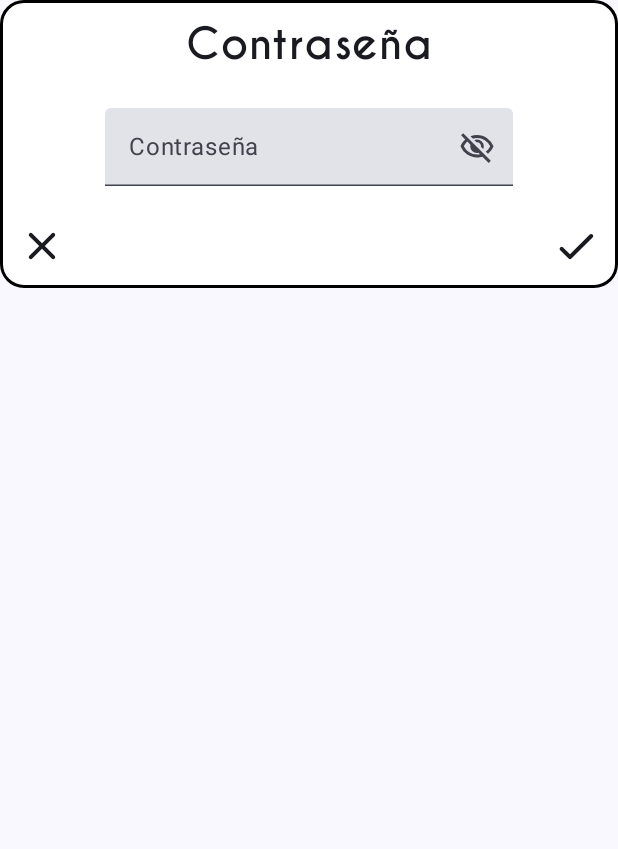
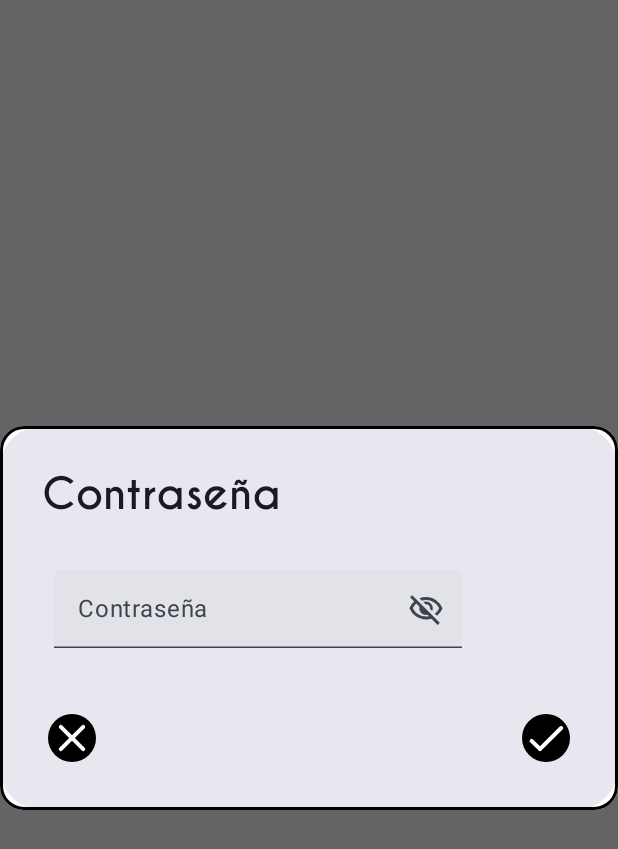
Before and after one commit to Roboto-Domoto/mBapp, an Android app built with Jetpack Compose: the composable PasswordWindow shown on its own in the app's theme, on a phone screen of 412 x 824 dp. Shown: the top 849 px of the screen. Run offline under Robolectric (Android 15) with nearby library versions, the phone set to English and light mode, and no system bars; Roboto replaces fonts that are not available here.

Commit message:
Password Window updated

```diff
--- a/mBapp/app/src/main/java/com/example/mbapp_androidapp/presentation/screens/HomeScreen.kt
+++ b/mBapp/app/src/main/java/com/example/mbapp_androidapp/presentation/screens/HomeScreen.kt
@@ -76,6 +76,7 @@ fun HomeScreen() {
         )
         if (showPassWindow.value) {
             PasswordWindow(
+                showPassWindow,
                 modifier = Modifier
                     .align(Alignment.Center)
                     .padding(12.dp)
--- a/mBapp/app/src/main/java/com/example/mbapp_androidapp/presentation/windows/PasswordWindow.kt
+++ b/mBapp/app/src/main/java/com/example/mbapp_androidapp/presentation/windows/PasswordWindow.kt
@@ -1,6 +1,5 @@
 package com.example.mbapp_androidapp.presentation.windows
 
-import android.graphics.drawable.shapes.Shape
 import androidx.compose.foundation.background
 import androidx.compose.foundation.border
 import androidx.compose.foundation.layout.Arrangement
@@ -9,7 +8,7 @@ import androidx.compose.foundation.layout.Row
 import androidx.compose.foundation.layout.fillMaxWidth
 import androidx.compose.foundation.layout.padding
 import androidx.compose.foundation.layout.size
-import androidx.compose.foundation.layout.wrapContentSize
+import androidx.compose.foundation.shape.CircleShape
 import androidx.compose.foundation.shape.RoundedCornerShape
 import androidx.compose.foundation.text.KeyboardOptions
 import androidx.compose.material.icons.Icons
@@ -22,6 +21,7 @@ import androidx.compose.material3.IconButton
 import androidx.compose.material3.Text
 import androidx.compose.material3.TextField
 import androidx.compose.runtime.Composable
+import androidx.compose.runtime.MutableState
 import androidx.compose.runtime.getValue
 import androidx.compose.runtime.mutableStateOf
 import androidx.compose.runtime.remember
@@ -39,32 +39,60 @@ import androidx.compose.ui.text.input.VisualTransformation
 import androidx.compose.ui.tooling.preview.Preview
 import androidx.compose.ui.unit.dp
 import androidx.compose.ui.unit.sp
-import androidx.compose.ui.window.Popup
-import androidx.compose.ui.window.PopupPositionProvider
 import com.example.mbapp_androidapp.R
 import com.example.mbapp_androidapp.ui.theme.caviarFamily
 
 @OptIn(ExperimentalMaterial3Api::class)
 @Composable
-fun PasswordWindow(modifier: Modifier = Modifier) {
+fun PasswordWindow(flag: MutableState<Boolean>, modifier: Modifier = Modifier) {
     var hidden by remember { mutableStateOf(true) }
     var password by remember { mutableStateOf("") }
 
-    Column(
-        horizontalAlignment = Alignment.CenterHorizontally,
-        verticalArrangement = Arrangement.Center,
-        modifier = modifier
-            .border(2.dp, Color.Black, RoundedCornerShape(16.dp))
-            .wrapContentSize(Alignment.TopCenter)
-            .background(Color.White, shape = RoundedCornerShape(16.dp))
+    AlertDialog(
+        onDismissRequest = { flag.value = !flag.value },
+        confirmButton = {
+            Row(
+                modifier = Modifier.fillMaxWidth(),
+                horizontalArrangement = Arrangement.SpaceBetween
             ) {
+                //Botón para cerrar
+                IconButton(
+                    onClick = { flag.value = !flag.value }
+                ) {
+                    Icon(
+                        imageVector = Icons.Rounded.Close,
+                        contentDescription = "Validate password",
+                        tint = Color.White,
+                        modifier = Modifier
+                            .size(32.dp)
+                            .background(Color.Black, CircleShape)
+                    )
+                }
+                //Botón para aceptar
+                IconButton(
+                    onClick = { /*TODO*/ }
+                ) {
+                    Icon(
+                        imageVector = Icons.Rounded.Check,
+                        contentDescription = "Validate password",
+                        tint = Color.White,
+                        modifier = Modifier
+                            .size(32.dp)
+                            .background(Color.Black, CircleShape)
+                    )
+                }
+            }
+        },
+        title = {
             Text(
                 text = "Contraseña",
                 fontFamily = caviarFamily,
                 fontWeight = FontWeight.Bold,
                 fontSize = 28.sp,
-            modifier = Modifier.padding(12.dp)
+                modifier = Modifier.padding(4.dp)
             )
+        },
+        text = {
             TextField(
                 value = password,
                 onValueChange = { password = it },
@@ -92,34 +120,16 @@ fun PasswordWindow(modifier: Modifier = Modifier) {
                     .padding(12.dp)
                     .size(272.dp, 52.dp)
             )
-        Buttons() //Botones de aceptar o cerrar
-    }
-}
-
-@Composable
-private fun Buttons() {
-    Row (
-        modifier = Modifier
-            .fillMaxWidth()
-            .padding(12.dp),
-        verticalAlignment = Alignment.Bottom,
-        horizontalArrangement = Arrangement.SpaceBetween
-    ){
-        Icon(
-            imageVector = Icons.Rounded.Close,
-            contentDescription = "Close Window",
-            modifier = Modifier.size(32.dp)
+        },
+        modifier = modifier
+            .border(2.dp, Color.Black, RoundedCornerShape(16.dp))
+            .background(Color.White, RoundedCornerShape(16.dp))
     )
-        Icon(
-            imageVector = Icons.Rounded.Check,
-            contentDescription = "Validate password",
-            modifier = Modifier.size(32.dp)
-        )
-    }
 }
 
 @Preview(showBackground = true)
 @Composable
 fun Preview() {
-    PasswordWindow()
+    val flag = remember { mutableStateOf(false) }
+    PasswordWindow(flag)
 }
```
Also changed, not shown: 1 other file. Lines whose indentation alone changed are shown as unchanged.
